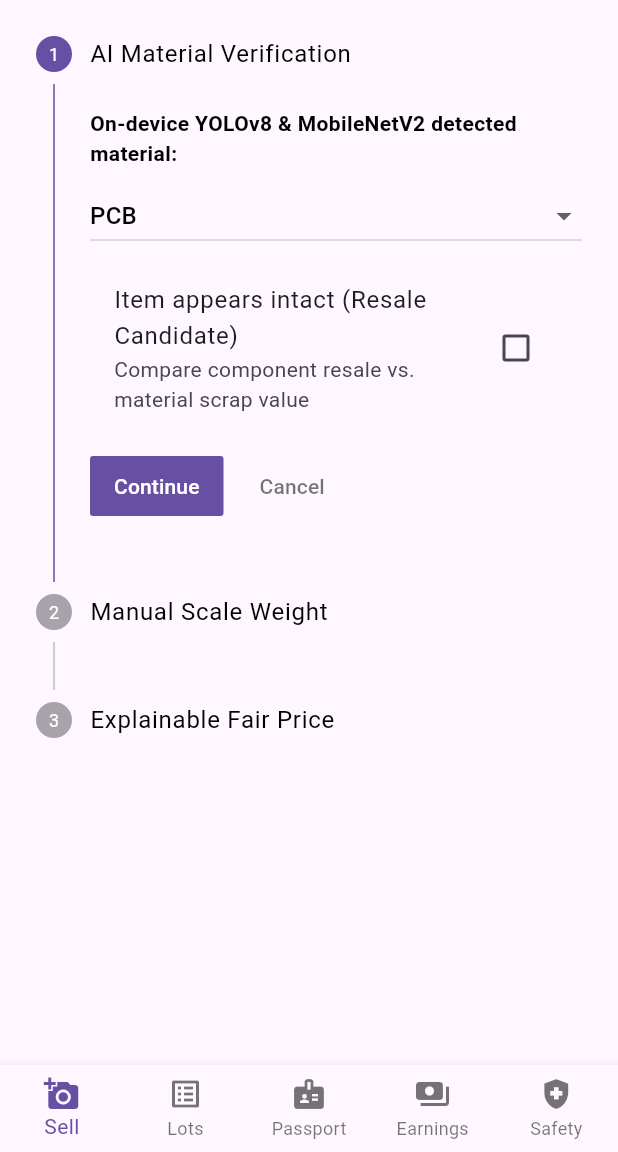
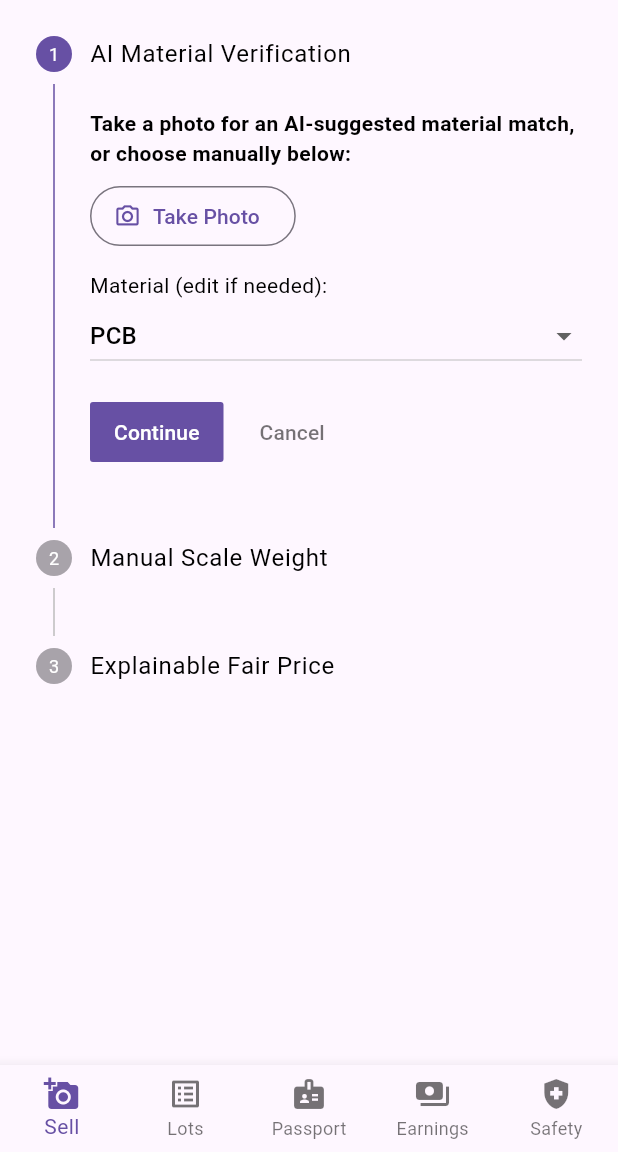
Before and after one commit to vishnubishnoii29/KabadiLink, a Flutter app: the CollectorHomeScreen screen opened directly, on a phone screen of 412 x 824 dp, the part 84-1236 px from its top. Run offline on Flutter 3.47's test engine with Material 3 defaults, Android fonts, the phone set to English and light mode, and no system bars; our stand-ins replace camera, flutter_tts, shared_preferences, sqflite; accounts and stored records are empty.

Commit message:
feat(mobile): wire real AI classification and pricing into Sell Wizard
Sell Wizard's Step 1 claimed on-device AI material detection that
never ran (plain dropdown only), and Step 3 showed hardcoded fake
scrap/resale values (₹450/₹1200). Both are now real:

- Step 1 adds a live camera capture screen (camera_capture_page.dart,
  using the previously-declared-but-unused `camera` package) that
  uploads the photo to POST /ai/classify-material and pre-fills the
  material dropdown with the top detection, showing confidence/
  reasoning and a low-confidence confirmation prompt. The dropdown
  stays manually editable; skipping the photo remains fully supported.
- Step 3 now calls GET /ai/estimate-price for a real min/max/median/
  confidence/explanation instead of a hardcoded number.
- Dropped the "resale candidate" checkbox and its fake ₹1200 estimate
  entirely — it mapped to an explicitly optional Tier-2 spec item with
  zero backend support anywhere (no data source for resale-market
  pricing exists in this project).
- Added android/ and ios/ platform scaffolding (never generated before
  now) with the camera permission declarations both platforms need.
- api_client.dart/repository.dart gain classifyMaterial() and
  getPriceEstimatePreview(), following existing method conventions;
  new tests cover the multipart request builder and response decoding.

flutter analyze: 0 new issues (13 pre-existing info-level lints
unrelated to this change). flutter test: 8/8 passing.

Co-Authored-By: Claude Sonnet 5 <noreply@anthropic.com>

```diff
--- a/mobile/lib/data/repository.dart
+++ b/mobile/lib/data/repository.dart
@@ -131,6 +131,12 @@ class Repository {
   Future<List<dynamic>> getSafetyContent(String materialCode, {String contentType = 'ISL_VIDEO'}) =>
       _api.getSafetyContent(materialCode: materialCode, contentType: contentType);
 
+  // --- AI ---
+  Future<List<dynamic>> classifyMaterial(List<int> photoBytes) => _api.classifyMaterial(photoBytes: photoBytes);
+
+  Future<Map<String, dynamic>> getPriceEstimatePreview({required String material, required double weight, String? condition}) =>
+      _api.getPriceEstimatePreview(material: material, weight: weight, condition: condition);
+
   // --- Sync engine: drains pending_ops to the backend, in FIFO order ---
   Future<SyncResult> syncPendingOps() async {
     if (!_api.isAuthenticated) return const SyncResult(0, 0);
--- a/mobile/lib/ui/collector/sell_wizard.dart
+++ b/mobile/lib/ui/collector/sell_wizard.dart
@@ -1,5 +1,7 @@
+import 'dart:typed_data';
 import 'package:flutter/material.dart';
 import '../../data/repository.dart';
+import 'camera_capture_page.dart';
 
 class SellWizardPage extends StatefulWidget {
   const SellWizardPage({Key? key}) : super(key: key);
@@ -13,10 +15,15 @@ class _SellWizardPageState extends State<SellWizardPage> {
   String _selectedMaterial = 'PCB';
   double _manualWeightKg = 2.5;
   String _condition = 'fair';
-  bool _isResaleCandidate = false;
-  double _scrapEstimate = 450.0;
-  double _resaleEstimate = 1200.0;
   bool _submitting = false;
+
+  Map<String, dynamic>? _aiResult;
+  bool _classifying = false;
+  String? _classifyError;
+
+  Map<String, dynamic>? _priceEstimate;
+  bool _priceLoading = false;
+  String? _priceError;
 
   final List<String> _materials = [
     'PCB', 'BATTERY', 'CABLE', 'LCD', 'CRT', 'MOTOR', 'MAGNET', 'PLASTIC', 'OTHER'
@@ -48,6 +55,61 @@ class _SellWizardPageState extends State<SellWizardPage> {
     }
   }
 
+  Future<void> _takePhoto() async {
+    final bytes = await Navigator.push<Uint8List>(
+      context,
+      MaterialPageRoute(builder: (_) => const CameraCapturePage()),
+    );
+    if (bytes == null || !mounted) return; // user backed out of the camera screen
+    await _classifyPhoto(bytes);
+  }
+
+  Future<void> _classifyPhoto(Uint8List bytes) async {
+    setState(() {
+      _classifying = true;
+      _classifyError = null;
+    });
+    try {
+      final results = await Repository.instance.classifyMaterial(bytes);
+      if (results.isEmpty) {
+        if (mounted) setState(() => _classifyError = 'No material detected — please select manually.');
+        return;
+      }
+      final top = results.cast<Map<String, dynamic>>().reduce(
+          (a, b) => (a['confidence'] as num) >= (b['confidence'] as num) ? a : b);
+      if (mounted) {
+        setState(() {
+          _aiResult = top;
+          if (_materials.contains(top['result'])) _selectedMaterial = top['result'] as String;
+        });
+      }
+    } catch (_) {
+      // Offline, no camera support server-side, timeout, etc. — never block the wizard.
+      if (mounted) setState(() => _classifyError = 'Could not classify photo — please select the material manually.');
+    } finally {
+      if (mounted) setState(() => _classifying = false);
+    }
+  }
+
+  Future<void> _fetchPriceEstimate() async {
+    setState(() {
+      _priceLoading = true;
+      _priceError = null;
+    });
+    try {
+      final estimate = await Repository.instance.getPriceEstimatePreview(
+        material: _selectedMaterial,
+        weight: _manualWeightKg,
+        condition: _condition,
+      );
+      if (mounted) setState(() => _priceEstimate = estimate);
+    } catch (_) {
+      if (mounted) setState(() => _priceError = 'Could not fetch a price estimate right now.');
+    } finally {
+      if (mounted) setState(() => _priceLoading = false);
+    }
+  }
+
   @override
   Widget build(BuildContext context) {
     // This is tab 0 of CollectorHomeScreen's bottom nav, which already supplies the
@@ -57,6 +119,7 @@ class _SellWizardPageState extends State<SellWizardPage> {
       onStepContinue: () {
         if (_currentStep < 2) {
           setState(() => _currentStep += 1);
+          if (_currentStep == 2) _fetchPriceEstimate();
         } else if (!_submitting) {
           _submitLot();
         }
@@ -76,23 +139,41 @@ class _SellWizardPageState extends State<SellWizardPage> {
               crossAxisAlignment: CrossAxisAlignment.start,
               children: [
                 const Text(
-                  'On-device YOLOv8 & MobileNetV2 detected material:',
+                  'Take a photo for an AI-suggested material match, or choose manually below:',
                   style: TextStyle(fontWeight: FontWeight.bold),
                 ),
                 const SizedBox(height: 8),
+                OutlinedButton.icon(
+                  onPressed: _classifying ? null : _takePhoto,
+                  icon: const Icon(Icons.camera_alt_outlined),
+                  label: Text(_classifying ? 'Analyzing photo...' : 'Take Photo'),
+                ),
+                if (_classifying) const Padding(padding: EdgeInsets.only(top: 8), child: LinearProgressIndicator()),
+                if (_classifyError != null)
+                  Padding(
+                    padding: const EdgeInsets.only(top: 8),
+                    child: Text(_classifyError!, style: const TextStyle(color: Colors.orange, fontSize: 12)),
+                  ),
+                if (_aiResult != null) ...[
+                  const SizedBox(height: 8),
+                  Text(
+                    'AI suggestion: ${_aiResult!['result']} '
+                    '(${(((_aiResult!['confidence'] as num?) ?? 0) * 100).toStringAsFixed(0)}% confidence)',
+                    style: const TextStyle(fontStyle: FontStyle.italic),
+                  ),
+                  if ((_aiResult!['reasoning'] as String?)?.isNotEmpty ?? false)
+                    Text(_aiResult!['reasoning'] as String, style: const TextStyle(fontSize: 12, color: Colors.grey)),
+                  if (_aiResult!['needs_confirmation'] == true)
+                    const Text('Low confidence — please confirm or correct the material below.',
+                        style: TextStyle(fontSize: 12, color: Colors.orange, fontWeight: FontWeight.bold)),
+                ],
+                const SizedBox(height: 12),
+                const Text('Material (edit if needed):'),
                 DropdownButton<String>(
                   value: _selectedMaterial,
                   isExpanded: true,
                   items: _materials.map((m) => DropdownMenuItem(value: m, child: Text(m))).toList(),
                   onChanged: (val) => setState(() => _selectedMaterial = val ?? 'PCB'),
-                ),
-                const SizedBox(height: 12),
-                // Tier 2 #8 Scrap or Sell Heuristic
-                CheckboxListTile(
-                  title: const Text('Item appears intact (Resale Candidate)'),
-                  subtitle: const Text('Compare component resale vs. material scrap value'),
-                  value: _isResaleCandidate,
-                  onChanged: (val) => setState(() => _isResaleCandidate = val ?? false),
                 ),
               ],
             ),
@@ -127,17 +208,26 @@ class _SellWizardPageState extends State<SellWizardPage> {
             content: Column(
               crossAxisAlignment: CrossAxisAlignment.start,
               children: [
-                Text('Estimated Scrap Value: ₹${_scrapEstimate.toStringAsFixed(0)}'),
-                if (_isResaleCandidate) ...[
+                if (_priceLoading)
+                  const Center(child: CircularProgressIndicator())
+                else if (_priceError != null) ...[
+                  Text(_priceError!, style: const TextStyle(color: Colors.red)),
+                  TextButton(onPressed: _fetchPriceEstimate, child: const Text('Retry')),
+                ] else if (_priceEstimate != null) ...[
+                  Text(
+                    'Estimated Scrap Value: ₹${_priceEstimate!['min']} – ₹${_priceEstimate!['max']} '
+                    '(median ₹${_priceEstimate!['median']})',
+                    style: const TextStyle(fontWeight: FontWeight.bold),
+                  ),
                   const SizedBox(height: 6),
-                  Text('Estimated Resale Value: ₹${_resaleEstimate.toStringAsFixed(0)}',
-                      style: const TextStyle(color: Colors.green, fontWeight: FontWeight.bold)),
-                ],
-                const SizedBox(height: 8),
-                const Text(
-                  'Explanation: Based on last 30-day verified industrial transactions in your zone.',
-                  style: TextStyle(fontSize: 12, color: Colors.grey),
-                ),
+                  Text('Confidence: ${_priceEstimate!['confidence']}'),
+                  const SizedBox(height: 8),
+                  Text(
+                    _priceEstimate!['explanation']?.toString() ?? '',
+                    style: const TextStyle(fontSize: 12, color: Colors.grey),
+                  ),
+                ] else
+                  const Text('Continue from the previous step to see a price estimate.'),
               ],
             ),
           ),
```
Also changed, not shown: mobile/analysis_options.yaml (added, +34 -0 lines), mobile/lib/data/api_client.dart (+31 -0 lines), mobile/lib/ui/collector/camera_capture_page.dart (added, +107 -0 lines), mobile/pubspec.lock (added), 62 other files.
